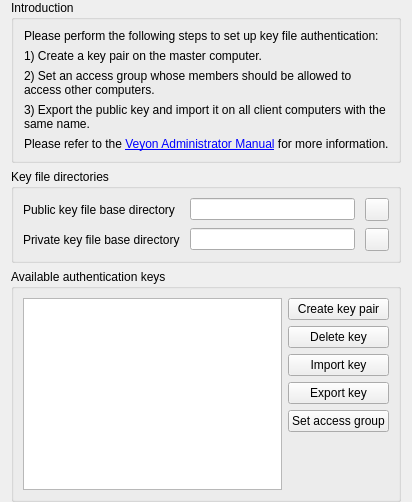
Old version of the form plugins/authkeys/AuthKeysConfigurationPage.ui in the repository infolevishcoders-web/classwatch.
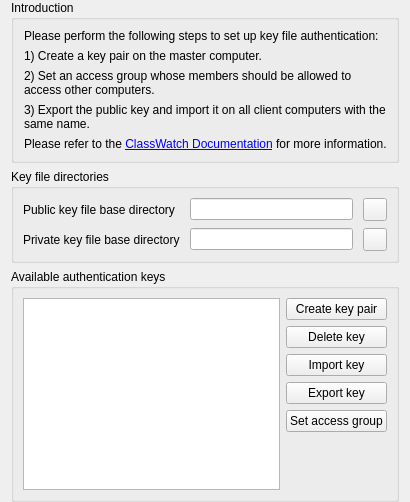
New version of the form. Icons and pictures are not drawn.

Commit message:
Complete ClassWatch rebrand: user-facing strings, plugin authors, firewall names, README rewrite
- All plugin author() strings now return 'Levish Coders'
- CLI, remote access titles, WebAPI page, Linux session names rebranded
- Firewall rule names: ClassWatch Server/Worker
- File headers: 'part of ClassWatch'
- README rewritten: features, components, quick start, build, website, contact
- Internal identifiers (VeyonCore, plugin IIDs, IPC event names) intentionally kept for compatibility

Generated with [Devin](https://devin.ai)

Patch:
```diff
--- a/plugins/authkeys/AuthKeysConfigurationPage.ui
+++ b/plugins/authkeys/AuthKeysConfigurationPage.ui
@@ -68,7 +68,7 @@
       <item>
        <widget class="QLabel" name="label_6">
         <property name="text">
-         <string>Please refer to the &lt;a href=&quot;https://veyon.readthedocs.io/en/latest/admin/index.html&quot;&gt;Veyon Administrator Manual&lt;/a&gt; for more information.</string>
+         <string>Please refer to the &lt;a href=&quot;https://github.com/infolevishcoders-web/classwatch&quot;&gt;ClassWatch Documentation&lt;/a&gt; for more information.</string>
         </property>
         <property name="openExternalLinks">
          <bool>true</bool>
```
The commit also changes 478 other files.
